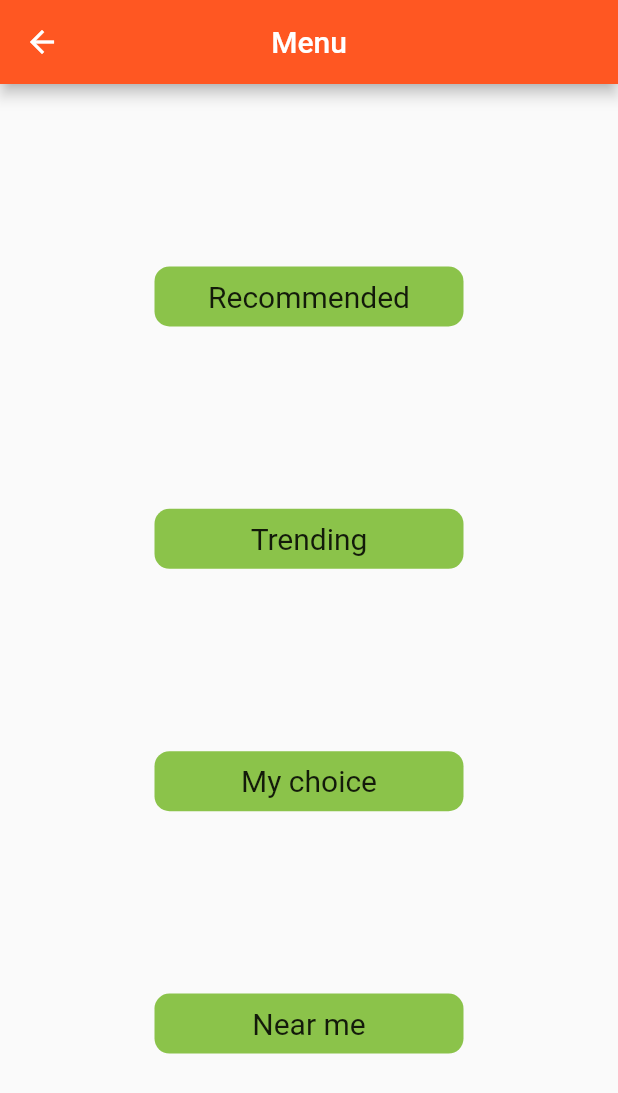
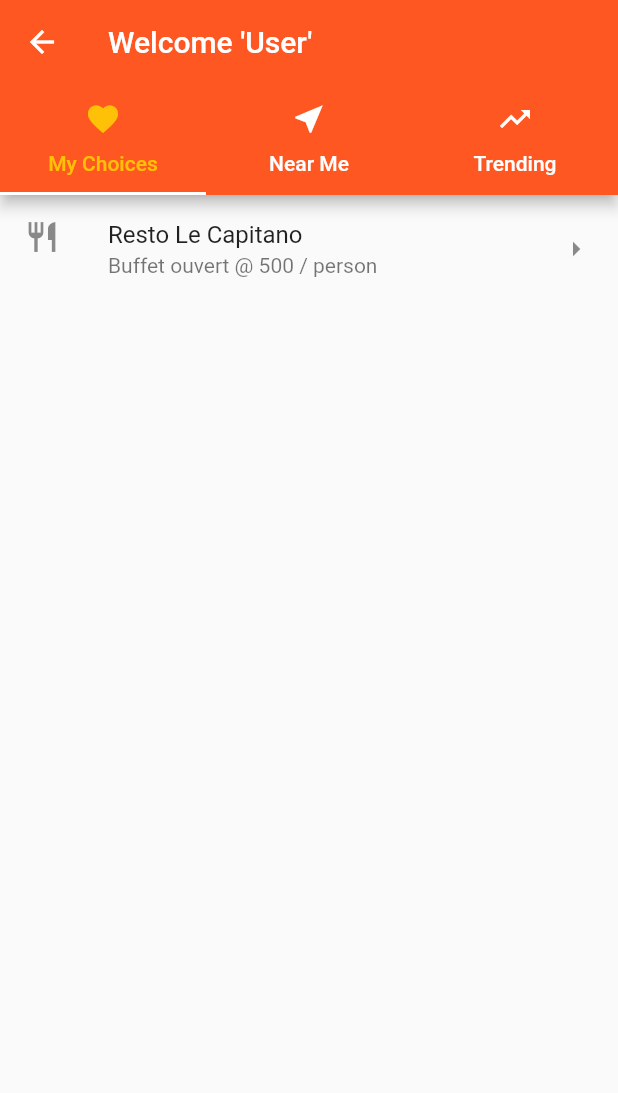
Before and after one commit to rajeev-khoodeeram/maubilee, a Flutter app: the HomeIndividual screen opened directly, on a phone screen of 412 x 824 dp. Shown: the top 1093 px of the screen. Run offline on Flutter 3.47's test engine with Material 2 defaults, Android fonts, the phone set to English and light mode, and no system bars.

Commit message:
Tabs added for Users

```diff
--- a/lib/individual/HomeIndividual.dart
+++ b/lib/individual/HomeIndividual.dart
@@ -1,31 +1,57 @@
 import 'package:flutter/material.dart';
-import 'package:maubilee/widget/DashboardItem.dart';
+import 'package:maubilee/individual/MyChoices.dart';
+import 'package:maubilee/individual/NearMe.dart';
+import 'package:maubilee/individual/Recommended.dart';
+import 'package:maubilee/individual/Trending.dart';
 
-class HomeIndividual extends StatelessWidget {
-  const HomeIndividual({Key key}) : super(key: key);
+
+class HomeIndividual extends StatefulWidget {
+  @override
+  _HomePageState createState() => _HomePageState();
+}
+
+class _HomePageState extends State<HomeIndividual> with SingleTickerProviderStateMixin{
+
+  TabController _tabController;
 
   @override
+  void initState() {
+    _tabController = new TabController(length: 3, vsync: this);
+    super.initState();
+  }
+
+
+@override
   Widget build(BuildContext context) {
     return new Scaffold(
-      appBar: AppBar(
-        title: Text("Menu"),
-        centerTitle: true,
+      appBar: new AppBar(
         backgroundColor: Colors.deepOrange,
+        title: new Text("Welcome 'User'"),
+        bottom: TabBar(
+          unselectedLabelColor: Colors.white,
+          labelColor: Colors.amber,
+          tabs: [
+          new Tab(text: "My Choices", icon: new Icon(Icons.favorite)),
+          new Tab(text: "Near Me", icon: new Icon(Icons.near_me)),
+          new Tab(text: "Trending", icon: new Icon(Icons.trending_up)),
+        ],
+        controller: _tabController,
+        indicatorColor: Colors.white,
+        indicatorSize: TabBarIndicatorSize.tab,),
+        bottomOpacity: 1,
       ),
-      body: Column(
-        mainAxisAlignment: MainAxisAlignment.spaceEvenly,
+      body: TabBarView(
+          children: [
 
-        children: <Widget>[
-          DashboardItem("Recommended"),
-
-          DashboardItem("Trending"),
-
-          DashboardItem("My choice"),
-
-          DashboardItem("Near me"),
-
-        ],
-      ),
+              MyChoices(),
+              NearMe(),
+              Trending()
+      ],
+      controller: _tabController,),
     );
   }
+
+
+
+
 }
--- /dev/null
+++ b/lib/individual/MyChoices.dart
@@ -0,0 +1,24 @@
+import 'package:flutter/material.dart';
+
+class MyChoices extends StatelessWidget {
+  const MyChoices({Key key}) : super(key: key);
+
+  @override
+  Widget build(BuildContext context) {
+    return Container(
+      child: ListView(
+          children: <Widget>[
+              ListTile(
+              title: Text.rich(TextSpan(text: "Resto Le Capitano")),
+              subtitle: Text("Buffet ouvert @ 500 / person"),
+              leading: Icon(Icons.restaurant),
+              trailing: Icon(Icons.arrow_right),
+              )
+
+          ],
+
+
+      )
+    );
+  }
+}
--- a/lib/widget/DashboardItem.dart
+++ b/lib/widget/DashboardItem.dart
@@ -1,20 +1,34 @@
 import 'package:flutter/material.dart';
 
-class DashboardItem extends StatelessWidget {
+class CustomAdsItem extends StatelessWidget {
   final String title;
 
 
-  DashboardItem(this.title);
+  CustomAdsItem(this.title);
 
   @override
   Widget build(BuildContext context) {
-    return Center(
-      child: Container(
-        decoration: BoxDecoration(borderRadius: BorderRadius.circular(10), color: Colors.lightGreen, ),
-        width: MediaQuery.of(context).size.width*0.5,
-        height: 40,
-        child: Center(child: Text(this.title, style: TextStyle(fontSize: 20),textAlign: TextAlign.center,)),
-      ),
-    );
-  }
+    return ListView(
+        children: <Widget>[
+          ListTile(
+            leading: CircleAvatar(
+              backgroundImage: AssetImage('assets/sun.jpg'),
+            ),
+            title: Text('Sun'),
+          ),
+          ListTile(
+            leading: CircleAvatar(
+              backgroundImage: AssetImage('assets/moon.jpg'),
+            ),
+            title: Text('Moon'),
+          ),
+          ListTile(
+            leading: CircleAvatar(
+              backgroundImage: AssetImage('assets/stars.jpg'),
+            ),
+            title: Text('Star'),
+          ),
+        ],
+      );
+    }
 }
```
Also changed, not shown: lib/business/HomeBusiness.dart (+37 -7 lines), lib/individual/NearMe.dart (added, +12 -0 lines), lib/individual/Recommended.dart (added, +24 -0 lines), lib/individual/Trending.dart (added, +12 -0 lines).
